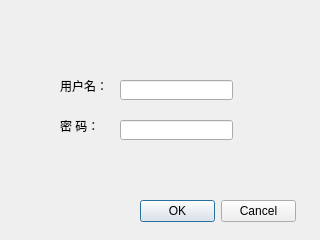
wollir/shuye_soft, file _login.ui: the form before one commit.
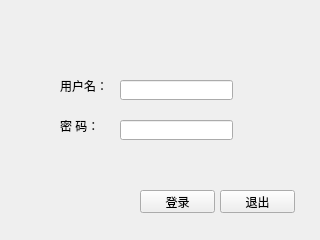
The form after the commit.

```diff
--- a/_login.ui
+++ b/_login.ui
@@ -65,20 +65,30 @@
     <string>密 码：</string>
    </property>
   </widget>
-  <widget class="QDialogButtonBox" name="buttonBox">
+  <widget class="QPushButton" name="pushButton">
    <property name="geometry">
     <rect>
      <x>140</x>
-     <y>200</y>
-     <width>156</width>
+     <y>190</y>
+     <width>75</width>
      <height>23</height>
     </rect>
    </property>
-   <property name="focusPolicy">
-    <enum>Qt::TabFocus</enum>
+   <property name="text">
+    <string>登录</string>
    </property>
-   <property name="standardButtons">
-    <set>QDialogButtonBox::Cancel|QDialogButtonBox::Ok</set>
+  </widget>
+  <widget class="QPushButton" name="pushButton_2">
+   <property name="geometry">
+    <rect>
+     <x>220</x>
+     <y>190</y>
+     <width>75</width>
+     <height>23</height>
+    </rect>
+   </property>
+   <property name="text">
+    <string>退出</string>
    </property>
   </widget>
  </widget>
```
